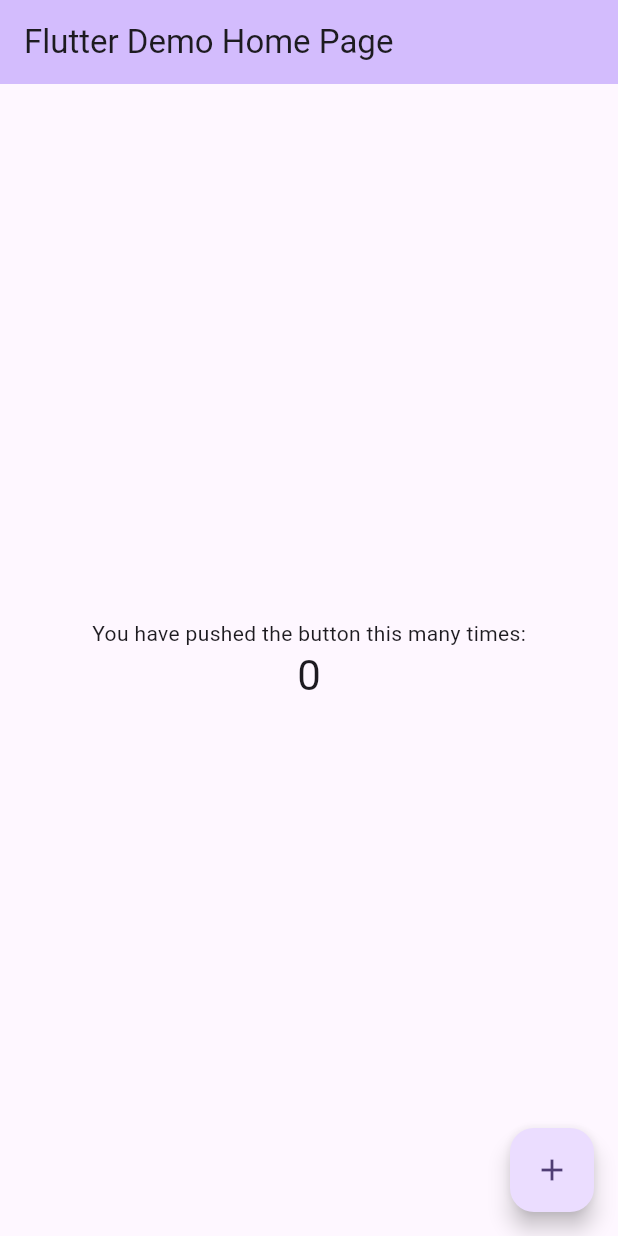
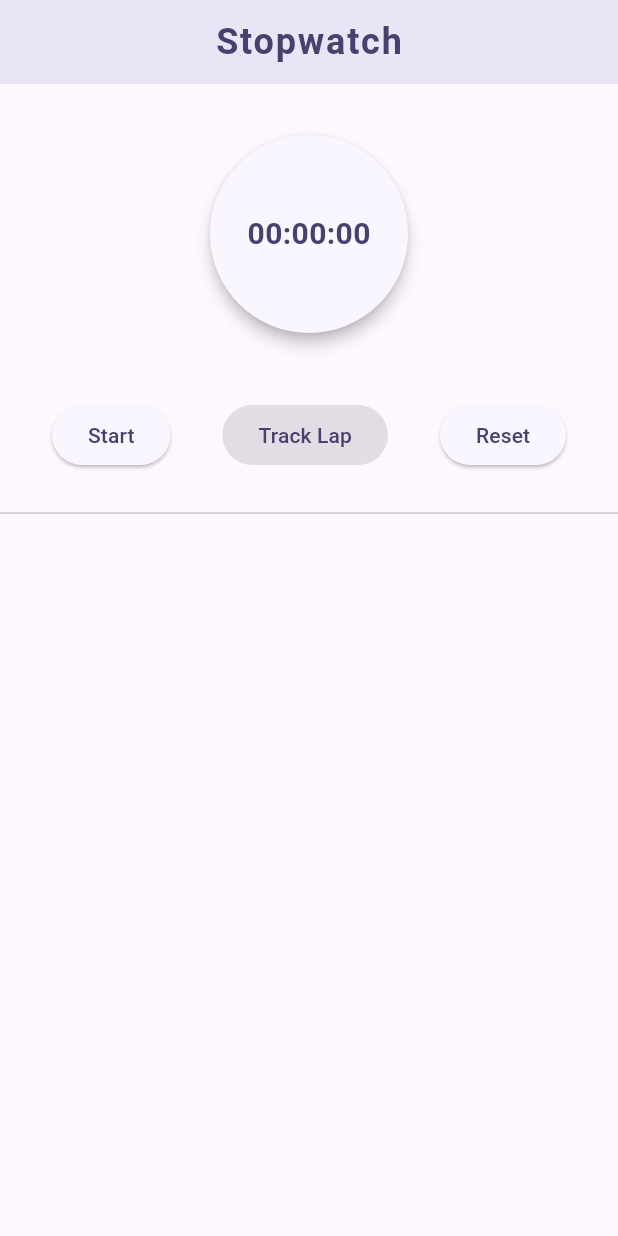
Before and after one commit to phemmyadot/stopwatch_app, a Flutter app: the screen it shows after launch, on a phone screen of 412 x 824 dp. Run offline on Flutter 3.47's test engine with Material 3 defaults, Android fonts, the phone set to English and light mode, and no system bars.

```diff
--- a/lib/main.dart
+++ b/lib/main.dart
@@ -1,125 +1,22 @@
 import 'package:flutter/material.dart';
+import 'package:stopwatch_app/screens/stopwatch_screen.dart';
 
 void main() {
-  runApp(const MyApp());
+  runApp(const StopwatchApp());
 }
 
-class MyApp extends StatelessWidget {
-  const MyApp({super.key});
+class StopwatchApp extends StatelessWidget {
+  const StopwatchApp({super.key});
 
-  // This widget is the root of your application.
   @override
   Widget build(BuildContext context) {
     return MaterialApp(
-      title: 'Flutter Demo',
+      title: 'Stopwatch App',
       theme: ThemeData(
-        // This is the theme of your application.
-        //
-        // TRY THIS: Try running your application with "flutter run". You'll see
-        // the application has a purple toolbar. Then, without quitting the app,
-        // try changing the seedColor in the colorScheme below to Colors.green
-        // and then invoke "hot reload" (save your changes or press the "hot
-        // reload" button in a Flutter-supported IDE, or press "r" if you used
-        // the command line to start the app).
-        //
-        // Notice that the counter didn't reset back to zero; the application
-        // state is not lost during the reload. To reset the state, use hot
-        // restart instead.
-        //
-        // This works for code too, not just values: Most code changes can be
-        // tested with just a hot reload.
-        colorScheme: ColorScheme.fromSeed(seedColor: Colors.deepPurple),
-        useMaterial3: true,
+        primarySwatch: Colors.purple,
+        visualDensity: VisualDensity.adaptivePlatformDensity,
       ),
-      home: const MyHomePage(title: 'Flutter Demo Home Page'),
+      home: const StopwatchScreen(),
     );
   }
 }
-
-class MyHomePage extends StatefulWidget {
-  const MyHomePage({super.key, required this.title});
-
-  // This widget is the home page of your application. It is stateful, meaning
-  // that it has a State object (defined below) that contains fields that affect
-  // how it looks.
-
-  // This class is the configuration for the state. It holds the values (in this
-  // case the title) provided by the parent (in this case the App widget) and
-  // used by the build method of the State. Fields in a Widget subclass are
-  // always marked "final".
-
-  final String title;
-
-  @override
-  State<MyHomePage> createState() => _MyHomePageState();
-}
-
-class _MyHomePageState extends State<MyHomePage> {
-  int _counter = 0;
-
-  void _incrementCounter() {
-    setState(() {
-      // This call to setState tells the Flutter framework that something has
-      // changed in this State, which causes it to rerun the build method below
-      // so that the display can reflect the updated values. If we changed
-      // _counter without calling setState(), then the build method would not be
-      // called again, and so nothing would appear to happen.
-      _counter++;
-    });
-  }
-
-  @override
-  Widget build(BuildContext context) {
-    // This method is rerun every time setState is called, for instance as done
-    // by the _incrementCounter method above.
-    //
-    // The Flutter framework has been optimized to make rerunning build methods
-    // fast, so that you can just rebuild anything that needs updating rather
-    // than having to individually change instances of widgets.
-    return Scaffold(
-      appBar: AppBar(
-        // TRY THIS: Try changing the color here to a specific color (to
-        // Colors.amber, perhaps?) and trigger a hot reload to see the AppBar
-        // change color while the other colors stay the same.
-        backgroundColor: Theme.of(context).colorScheme.inversePrimary,
-        // Here we take the value from the MyHomePage object that was created by
-        // the App.build method, and use it to set our appbar title.
-        title: Text(widget.title),
-      ),
-      body: Center(
-        // Center is a layout widget. It takes a single child and positions it
-        // in the middle of the parent.
-        child: Column(
-          // Column is also a layout widget. It takes a list of children and
-          // arranges them vertically. By default, it sizes itself to fit its
-          // children horizontally, and tries to be as tall as its parent.
-          //
-          // Column has various properties to control how it sizes itself and
-          // how it positions its children. Here we use mainAxisAlignment to
-          // center the children vertically; the main axis here is the vertical
-          // axis because Columns are vertical (the cross axis would be
-          // horizontal).
-          //
-          // TRY THIS: Invoke "debug painting" (choose the "Toggle Debug Paint"
-          // action in the IDE, or press "p" in the console), to see the
-          // wireframe for each widget.
-          mainAxisAlignment: MainAxisAlignment.center,
-          children: <Widget>[
-            const Text(
-              'You have pushed the button this many times:',
-            ),
-            Text(
-              '$_counter',
-              style: Theme.of(context).textTheme.headlineMedium,
-            ),
-          ],
-        ),
-      ),
-      floatingActionButton: FloatingActionButton(
-        onPressed: _incrementCounter,
-        tooltip: 'Increment',
-        child: const Icon(Icons.add),
-      ), // This trailing comma makes auto-formatting nicer for build methods.
-    );
-  }
-}
--- /dev/null
+++ b/lib/screens/stopwatch_screen.dart
@@ -0,0 +1,85 @@
+import 'dart:async';
+
+import 'package:flutter/material.dart';
+import 'package:stopwatch_app/widgets/app_bar.dart';
+import 'package:stopwatch_app/widgets/stopwatch_controls.dart';
+import 'package:stopwatch_app/widgets/stopwatch_display.dart';
+import 'package:stopwatch_app/widgets/stopwatch_laps.dart';
+
+class StopwatchScreen extends StatefulWidget {
+  const StopwatchScreen({super.key});
+
+  @override
+  State<StopwatchScreen> createState() => _StopwatchScreenState();
+}
+
+class _StopwatchScreenState extends State<StopwatchScreen> {
+  bool isRunning = false;
+  bool showLaps = false;
+  int currentTime = 0;
+  List<int> laps = [];
+  Timer? timer;
+
+  void startStopwatch() {
+    setState(() {
+      isRunning = true;
+    });
+    timer = Timer.periodic(const Duration(seconds: 1), (timer) {
+      setState(() {
+        currentTime++;
+      });
+    });
+  }
+
+  void stopStopwatch() {
+    setState(() {
+      isRunning = false;
+    });
+    timer?.cancel();
+  }
+
+  void resetStopwatch() {
+    setState(() {
+      isRunning = false;
+      currentTime = 0;
+      laps.clear();
+    });
+    timer?.cancel();
+  }
+
+  void trackLap() {
+    setState(() {
+      laps.insert(0, currentTime);
+      currentTime = 0;
+    });
+  }
+
+  @override
+  Widget build(BuildContext context) {
+    return Scaffold(
+        appBar: const CustomAppBar(title: 'Stopwatch'),
+        body: SafeArea(
+            child:
+                Column(mainAxisAlignment: MainAxisAlignment.center, children: [
+          const SizedBox(height: 30),
+          buildTimeDisplay(currentTime),
+          const SizedBox(height: 40),
+          buildControlButtons(
+              isRunning: isRunning,
+              startStopwatch: startStopwatch,
+              stopStopwatch: stopStopwatch,
+              trackLap: trackLap,
+              resetStopwatch: resetStopwatch),
+          const SizedBox(height: 20),
+          const Divider(),
+          const SizedBox(height: 20),
+          buildLapsList(laps)
+        ])));
+  }
+
+  @override
+  void dispose() {
+    timer?.cancel();
+    super.dispose();
+  }
+}
--- /dev/null
+++ b/lib/utils/app_colors.dart
@@ -0,0 +1,7 @@
+import 'package:flutter/material.dart';
+
+class AppColors {
+  static const Color primaryColor = Color(0xFFF9F6FF);
+  static const Color accentColor = Color.fromARGB(255, 86, 95, 135);
+  static const Color primaryTextColor = Color(0xFF49416D);
+}
--- /dev/null
+++ b/lib/utils/stopwatch_formatter.dart
@@ -0,0 +1,6 @@
+String getFormattedTime(int timeInSeconds) {
+  int hours = (timeInSeconds ~/ 3600) % 12;
+  int minutes = (timeInSeconds ~/ 60) % 60;
+  int seconds = timeInSeconds % 60;
+  return '${hours.toString().padLeft(2, '0')}:${minutes.toString().padLeft(2, '0')}:${seconds.toString().padLeft(2, '0')}';
+}
--- /dev/null
+++ b/lib/widgets/app_bar.dart
@@ -0,0 +1,32 @@
+import 'package:flutter/material.dart';
+import '../utils/app_colors.dart';
+
+class CustomAppBar extends StatelessWidget implements PreferredSizeWidget {
+  final String title;
+
+  const CustomAppBar({
+    Key? key,
+    required this.title,
+  }) : super(key: key);
+
+  @override
+  Size get preferredSize => const Size.fromHeight(kToolbarHeight);
+
+  @override
+  Widget build(BuildContext context) {
+    return AppBar(
+      title: const Text(
+        'Stopwatch',
+        style: TextStyle(
+          fontSize: 24,
+          color: AppColors.primaryTextColor,
+          fontWeight: FontWeight.bold,
+          letterSpacing: 1.2,
+        ),
+      ),
+      centerTitle: true,
+      elevation: 5,
+      backgroundColor: AppColors.primaryColor,
+    );
+  }
+}
--- /dev/null
+++ b/lib/widgets/stopwatch_controls.dart
@@ -0,0 +1,28 @@
+import 'package:flutter/material.dart';
+import '../utils/app_colors.dart';
+
+Widget buildControlButtons(
+    {bool isRunning = false,
+    VoidCallback? startStopwatch,
+    VoidCallback? stopStopwatch,
+    VoidCallback? trackLap,
+    VoidCallback? resetStopwatch}) {
+  return Row(mainAxisAlignment: MainAxisAlignment.spaceEvenly, children: [
+    buildControlButton(isRunning ? 'Stop' : 'Start',
+        isRunning ? stopStopwatch : startStopwatch,
+        key: !isRunning ? 'start_button' : 'stop_button'),
+    buildControlButton('Track Lap', isRunning ? trackLap : null,
+        key: 'lap_button'),
+    buildControlButton('Reset', resetStopwatch, key: 'reset_button')
+  ]);
+}
+
+Widget buildControlButton(String label, VoidCallback? onPressed,
+    {String key = ''}) {
+  return ElevatedButton(
+      key: Key(key),
+      style: ElevatedButton.styleFrom(backgroundColor: AppColors.primaryColor),
+      onPressed: onPressed,
+      child: Text(label,
+          style: const TextStyle(color: AppColors.primaryTextColor)));
+}
--- /dev/null
+++ b/lib/widgets/stopwatch_display.dart
@@ -0,0 +1,20 @@
+import 'package:flutter/material.dart';
+import '../utils/app_colors.dart';
+import '../utils/stopwatch_formatter.dart';
+
+Widget buildTimeDisplay(int currentTime) {
+  return SizedBox(
+      height: 140,
+      width: 140,
+      child: Card(
+          elevation: 4,
+          shape:
+              RoundedRectangleBorder(borderRadius: BorderRadius.circular(70)),
+          color: AppColors.primaryColor,
+          child: Center(
+              child: Text(getFormattedTime(currentTime),
+                  style: const TextStyle(
+                      fontSize: 20,
+                      color: AppColors.primaryTextColor,
+                      fontWeight: FontWeight.bold)))));
+}
--- /dev/null
+++ b/lib/widgets/stopwatch_laps.dart
@@ -0,0 +1,30 @@
+import 'package:flutter/material.dart';
+import '../utils/app_colors.dart';
+import '../utils/stopwatch_formatter.dart';
+
+Widget buildLapsList(List<int> laps) {
+  return Expanded(
+      key: const Key('laps_list'),
+      child: ListView.builder(
+          itemCount: laps.length,
+          itemBuilder: (BuildContext context, int index) {
+            return buildLapItem(index, laps);
+          }));
+}
+
+Widget buildLapItem(int index, List<int> laps) {
+  return Card(
+      key: const Key('lap_item'),
+      margin: const EdgeInsets.symmetric(horizontal: 24, vertical: 4),
+      elevation: 1,
+      child: ListTile(
+          title: Text('Lap ${laps.length - index}',
+              style: const TextStyle(
+                  color: AppColors.primaryTextColor,
+                  fontWeight: FontWeight.bold,
+                  fontSize: 16)),
+          subtitle: Text(getFormattedTime(laps[index]),
+              style:
+                  const TextStyle(fontSize: 14, color: AppColors.accentColor)),
+          trailing: const Icon(Icons.timer, color: AppColors.accentColor)));
+}
--- a/pubspec.yaml
+++ b/pubspec.yaml
@@ -46,6 +46,8 @@ dev_dependencies:
   # package. See that file for information about deactivating specific lint
   # rules and activating additional ones.
   flutter_lints: ^2.0.0
+  integration_test:
+    sdk: flutter
 
 # For information on the generic Dart part of this file, see the
 # following page: https://dart.dev/tools/pub/pubspec
```
Also changed, not shown: pubspec.lock, 16 other files.
